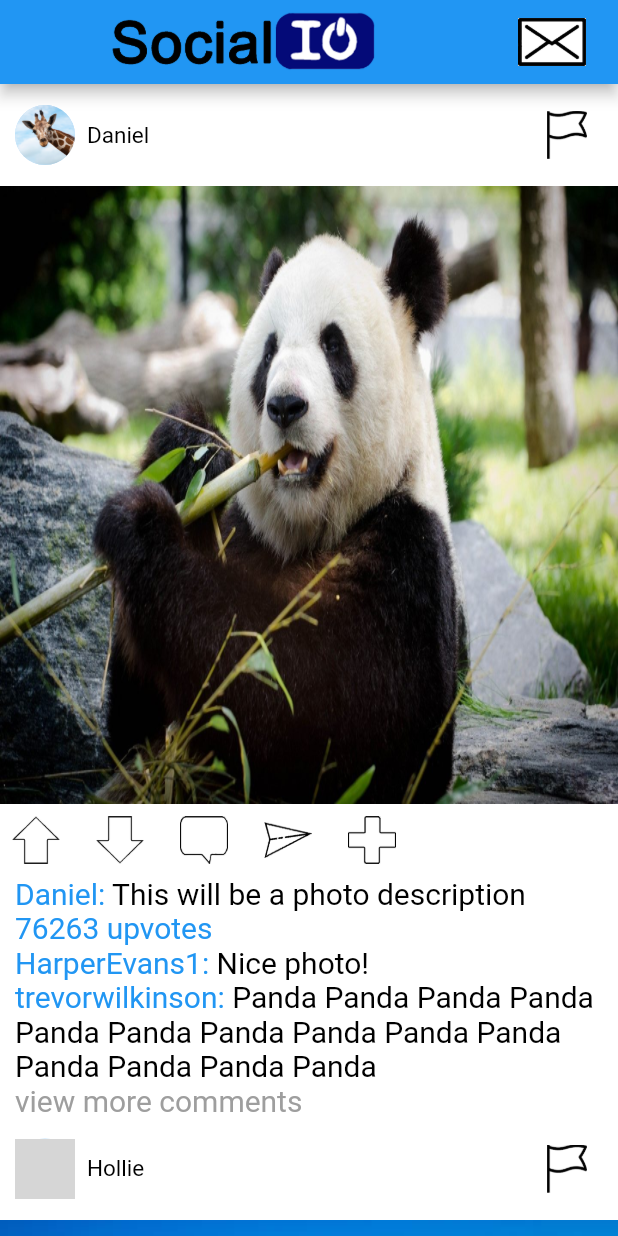
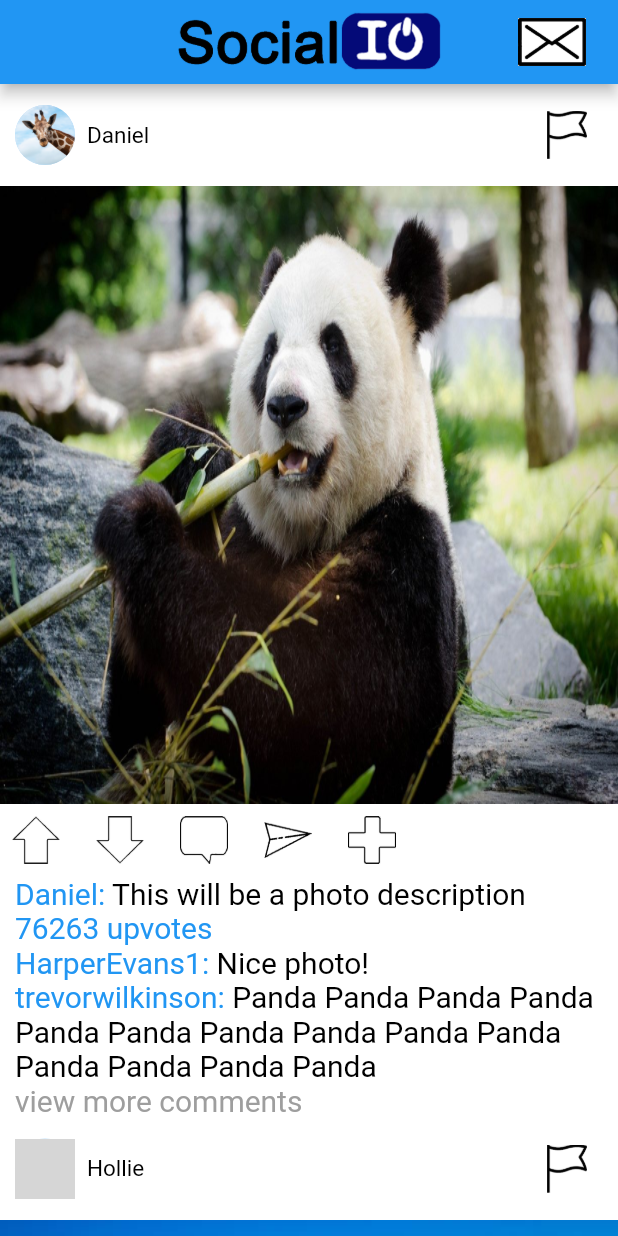
Before and after one commit to ziyadalrasbi/Social-io, a Flutter app: the Posts screen opened directly, on a phone screen of 412 x 824 dp. Run offline on Flutter 3.47's test engine with Material 2 defaults, Android fonts, the light colour scheme and no system bars; our stand-ins replace bubble_bottom_bar, cloud_firestore, email_validator, firebase_auth, firebase_core, firebase_storage and 3 more; accounts and stored records are empty; grey boxes are pictures that could not be loaded.

Commit message:
appbar dimension fixing

```diff
--- a/lib/extra/chatpage/parts/chat_search.dart
+++ b/lib/extra/chatpage/parts/chat_search.dart
@@ -106,9 +106,11 @@ class _ChatSearchState extends State<ChatSearch> {
   Widget build(BuildContext context) {
     return Scaffold(
       appBar: AppBar(
+        centerTitle: true,
         backgroundColor: Colors.blue,
         title: Row(
           mainAxisAlignment: MainAxisAlignment.center,
+          mainAxisSize: MainAxisSize.min,
           children: <Widget>[
           Image.asset(
             "assets/icons/LOGONEW.png",
--- a/lib/pages/navbar/timeline.dart
+++ b/lib/pages/navbar/timeline.dart
@@ -323,15 +323,17 @@ class _PostsState extends State<Posts> {
   Widget build(BuildContext context) {
     return Scaffold(
       appBar: AppBar(
+        centerTitle: true,
         automaticallyImplyLeading: false,
         backgroundColor: Colors.blue,
         title: Row(
           mainAxisAlignment: MainAxisAlignment.center,
+          mainAxisSize: MainAxisSize.min,
           children: <Widget>[
             Image.asset(
               "assets/icons/LOGONEW.png",
               height: 50,
-              alignment: Alignment.center,
+
             ),
           ],
         ),
```
Also changed, not shown: 2 other files.
